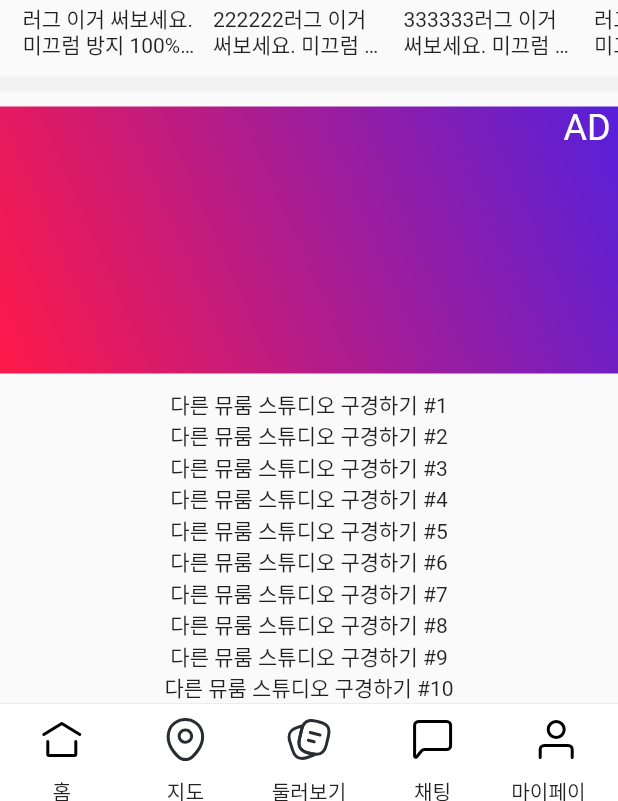
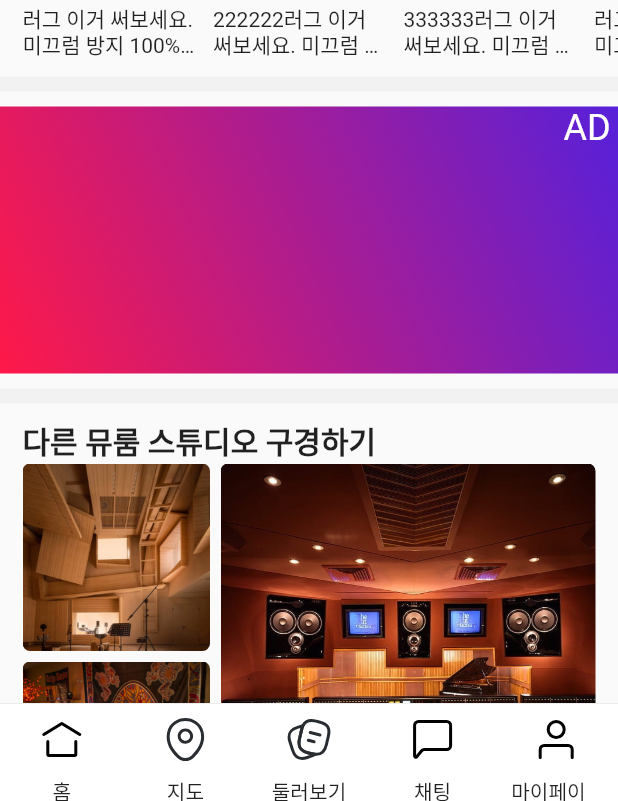
Before and after one commit to muroom-studio/muroom_flutter, a Flutter app: the screen it shows after launch, scrolled down 368 dp, on a phone screen of 412 x 824 dp, the part 435-1236 px from its top. Run offline on Flutter 3.47's test engine with Material 2 defaults, Android fonts, the phone set to English and light mode, and no system bars; our stand-ins replace flutter_riverpod, flutter_svg, go_router, google_fonts; Roboto replaces fonts that are missing (Mina).

Commit message:
feat: 다른 스튜디오 구경란 추가

```diff
--- /dev/null
+++ b/lib/data/others_studio.dart
@@ -0,0 +1,157 @@
+import 'package:muroom_flutter/models/others_studio.dart';
+
+const othersStudioData = [
+  OthersStudio(
+    id: 'a8g49jg',
+    user: 'monte1',
+    profileImage: 'assets/images/cocoa.png',
+    description: '10평짜리 스튜디오 꾸며봤습니다. 한 번 봐주시고 피드백 주세요! 서로 좋은 공간 공유합시다 :)',
+    images: [
+      'assets/images/studio_4.jpg',
+      'assets/images/studio_3.jpg',
+      'assets/images/studio_2.jpg',
+      'assets/images/studio_1.jpg',
+    ],
+    comments: [
+      '댓글 1등',
+      '댓글 2등',
+      '댓글 333333333',
+    ],
+  ),
+  OthersStudio(
+    id: '58j439a',
+    user: 'monte2',
+    profileImage: 'assets/images/cocoa.png',
+    description: '222222러그 이거 써보세요. 미끄럼 방지 100%인 것 같습니다.',
+    images: [
+      'assets/images/studio_1.jpg',
+      'assets/images/studio_3.jpg',
+      'assets/images/studio_2.jpg',
+      'assets/images/studio_2.jpg',
+    ],
+    comments: [
+      '댓글 1등',
+      '댓글 2등',
+      '댓글 333333333',
+    ],
+  ),
+  OthersStudio(
+    id: '39q54hg',
+    user: 'monte3',
+    profileImage: 'assets/images/cocoa.png',
+    description: '333333러그 이거 써보세요. 미끄럼 방지 100%인 것 같습니다.',
+    images: [
+      'assets/images/studio_1.jpg',
+      'assets/images/studio_4.jpg',
+      'assets/images/studio_3.jpg',
+      'assets/images/studio_3.jpg',
+    ],
+    comments: [
+      '댓글 1등',
+      '댓글 2등',
+      '댓글 333333333',
+    ],
+  ),
+  OthersStudio(
+    id: 'a8g49jg',
+    user: 'monte1',
+    profileImage: 'assets/images/cocoa.png',
+    description: '러그 이거 써보세요. 미끄럼 방지 100%인 것 같습니다.',
+    images: [
+      'assets/images/studio_4.jpg',
+      'assets/images/studio_1.jpg',
+      'assets/images/studio_2.jpg',
+      'assets/images/studio_1.jpg',
+    ],
+    comments: [
+      '댓글 1등',
+      '댓글 2등',
+      '댓글 333333333',
+    ],
+  ),
+  OthersStudio(
+    id: '58j439a',
+    user: 'monte2',
+    profileImage: 'assets/images/cocoa.png',
+    description: '222222러그 이거 써보세요. 미끄럼 방지 100%인 것 같습니다.',
+    images: [
+      'assets/images/studio_3.jpg',
+      'assets/images/studio_2.jpg',
+      'assets/images/studio_1.jpg',
+      'assets/images/studio_2.jpg',
+    ],
+    comments: [
+      '댓글 1등',
+      '댓글 2등',
+      '댓글 333333333',
+    ],
+  ),
+  OthersStudio(
+    id: '39q54hg',
+    user: 'monte3',
+    profileImage: 'assets/images/cocoa.png',
+    description: '333333러그 이거 써보세요. 미끄럼 방지 100%인 것 같습니다.',
+    images: [
+      'assets/images/studio_1.jpg',
+      'assets/images/studio_3.jpg',
+      'assets/images/studio_4.jpg',
+      'assets/images/studio_3.jpg',
+    ],
+    comments: [
+      '댓글 1등',
+      '댓글 2등',
+      '댓글 333333333',
+    ],
+  ),
+  OthersStudio(
+    id: 'a8g49jg',
+    user: 'monte1',
+    profileImage: 'assets/images/cocoa.png',
+    description: '러그 이거 써보세요. 미끄럼 방지 100%인 것 같습니다.',
+    images: [
+      'assets/images/studio_2.jpg',
+      'assets/images/studio_1.jpg',
+      'assets/images/studio_4.jpg',
+      'assets/images/studio_1.jpg',
+    ],
+    comments: [
+      '댓글 1등',
+      '댓글 2등',
+      '댓글 333333333',
+    ],
+  ),
+  OthersStudio(
+    id: '58j439a',
+    user: 'monte2',
+    profileImage: 'assets/images/cocoa.png',
+    description: '222222러그 이거 써보세요. 미끄럼 방지 100%인 것 같습니다.',
+    images: [
+      'assets/images/studio_2.jpg',
+      'assets/images/studio_2.jpg',
+      'assets/images/studio_2.jpg',
+      'assets/images/studio_2.jpg',
+    ],
+    comments: [
+      '댓글 1등',
+      '댓글 2등',
+      '댓글 333333333',
+    ],
+  ),
+  OthersStudio(
+    id: '39q54hg',
+    user: 'monte3',
+    profileImage: 'assets/images/cocoa.png',
+    description: '333333러그 이거 써보세요. 미끄럼 방지 100%인 것 같습니다.',
+    images: [
+      'assets/images/studio_3.jpg',
+      'assets/images/studio_3.jpg',
+      'assets/images/studio_3.jpg',
+      'assets/images/studio_3.jpg',
+    ],
+    comments: [
+      '댓글 1등',
+      '댓글 2등',
+      '댓글 333333333',
+    ],
+  ),
+];
--- /dev/null
+++ b/lib/models/others_studio.dart
@@ -0,0 +1,17 @@
+class OthersStudio {
+  const OthersStudio({
+    required this.id,
+    required this.user,
+    required this.profileImage,
+    required this.description,
+    required this.images,
+    required this.comments,
+  });
+
+  final String id;
+  final String user;
+  final String profileImage;
+  final String description;
+  final List<String> images;
+  final List<String> comments;
+}
--- a/lib/screens/home.dart
+++ b/lib/screens/home.dart
@@ -1,6 +1,7 @@
 import 'package:flutter/material.dart';
 import 'package:muroom_flutter/widgets/ad_banner.dart';
 import 'package:muroom_flutter/widgets/deco_carousel/deco_carousel.dart';
+import 'package:muroom_flutter/widgets/others_studios/others_studios.dart';
 import 'package:muroom_flutter/widgets/studio_carousel/studio_carousel.dart';
 
 class HomeScreen extends StatelessWidget {
@@ -39,17 +40,8 @@ class HomeScreen extends StatelessWidget {
           const AdBanner(
             fullWidth: true,
           ),
-          const SizedBox(height: 10),
-          const Text('다른 뮤룸 스튜디오 구경하기 #1'),
-          const Text('다른 뮤룸 스튜디오 구경하기 #2'),
-          const Text('다른 뮤룸 스튜디오 구경하기 #3'),
-          const Text('다른 뮤룸 스튜디오 구경하기 #4'),
-          const Text('다른 뮤룸 스튜디오 구경하기 #5'),
-          const Text('다른 뮤룸 스튜디오 구경하기 #6'),
-          const Text('다른 뮤룸 스튜디오 구경하기 #7'),
-          const Text('다른 뮤룸 스튜디오 구경하기 #8'),
-          const Text('다른 뮤룸 스튜디오 구경하기 #9'),
-          const Text('다른 뮤룸 스튜디오 구경하기 #10'),
+          horizontalLine,
+          const OtherStudios(),
           // 이후 둘러보기로 이동
           // 둘러보기는 다른 뮤룸 스튜디오 구경 + 장비 소개
         ],
--- /dev/null
+++ b/lib/widgets/others_studios/others_studio_element.dart
@@ -0,0 +1,108 @@
+import 'package:flutter/material.dart';
+
+class OtherStudioElement extends StatelessWidget {
+  final String user;
+  final String profileImage;
+  final String description;
+  final List<String> images;
+
+  const OtherStudioElement({
+    super.key,
+    required this.user,
+    required this.profileImage,
+    required this.description,
+    required this.images,
+  });
+
+  @override
+  Widget build(BuildContext context) {
+    final deviceWidth = MediaQuery.of(context).size.width;
+    final customWidth = (deviceWidth - 15 - 15 - 7) * 1 / 3;
+
+    return Container(
+      margin: const EdgeInsets.only(left: 15, right: 15),
+      child: Column(
+        children: [
+          Row(
+            children: [
+              Column(
+                children: [
+                  ClipRRect(
+                    borderRadius: BorderRadius.circular(5),
+                    child: Image.asset(
+                      images[1],
+                      width: customWidth,
+                      height: customWidth,
+                      fit: BoxFit.cover,
+                    ),
+                  ),
+                  const SizedBox(height: 7),
+                  ClipRRect(
+                    borderRadius: BorderRadius.circular(5),
+                    child: Image.asset(
+                      images[2],
+                      width: customWidth,
+                      height: customWidth,
+                      fit: BoxFit.cover,
+                    ),
+                  ),
+                ],
+              ),
+              const SizedBox(width: 7),
+              ClipRRect(
+                borderRadius: BorderRadius.circular(5),
+                child: Image.asset(
+                  images[0],
+                  width: customWidth * 2,
+                  height: customWidth * 2 + 7,
+                  fit: BoxFit.cover,
+                ),
+              ),
+            ],
+          ),
+          const SizedBox(height: 7),
+          Row(
+            children: [
+              ClipRRect(
+                borderRadius: BorderRadius.circular(100),
+                child: Image.asset(
+                  profileImage,
+                  width: 70,
+                  height: 70,
+                  fit: BoxFit.cover,
+                ),
+              ),
+              Container(
+                width: deviceWidth - 107,
+                margin: const EdgeInsets.only(left: 7),
+                child: Column(
+                  // mainAxisAlignment: MainAxisAlignment.start,
+                  crossAxisAlignment: CrossAxisAlignment.start,
+                  children: [
+                    Text(
+                      user,
+                      style: const TextStyle(
+                        fontSize: 15,
+                        color: Color(0xFF8A8A8A),
+                      ),
+                    ),
+                    Text(
+                      description,
+                      textAlign: TextAlign.left,
+                      maxLines: 2,
+                      overflow: TextOverflow.ellipsis,
+                      style: const TextStyle(
+                        fontSize: 15,
+                      ),
+                    ),
+                  ],
+                ),
+              ),
+            ],
+          ),
+          const SizedBox(height: 30),
+        ],
+      ),
+    );
+  }
+}
--- /dev/null
+++ b/lib/widgets/others_studios/others_studios.dart
@@ -0,0 +1,32 @@
+import 'package:flutter/material.dart';
+import 'package:muroom_flutter/data/others_studio.dart';
+import 'package:muroom_flutter/widgets/others_studios/others_studio_element.dart';
+
+class OtherStudios extends StatelessWidget {
+  const OtherStudios({super.key});
+
+  @override
+  Widget build(BuildContext context) {
+    return Column(
+      crossAxisAlignment: CrossAxisAlignment.start,
+      children: [
+        Container(
+          margin: const EdgeInsets.only(left: 15, right: 15),
+          child: const Text(
+            '다른 뮤룸 스튜디오 구경하기',
+            style: TextStyle(
+              fontSize: 20,
+              fontWeight: FontWeight.bold,
+            ),
+          ),
+        ),
+        ...othersStudioData.map((e) => OtherStudioElement(
+              user: e.user,
+              profileImage: e.profileImage,
+              description: e.description,
+              images: e.images,
+            ))
+      ],
+    );
+  }
+}
--- a/pubspec.yaml
+++ b/pubspec.yaml
@@ -76,6 +76,7 @@ flutter:
     - assets/icons/community.svg
     - assets/icons/message.svg
     - assets/icons/user.svg
+    - assets/images/cocoa.png
 
   # An image asset can refer to one or more resolution-specific "variants", see
   # https://flutter.dev/assets-and-images/#resolution-aware
```
Also changed, not shown: assets/images/cocoa.png (added).
